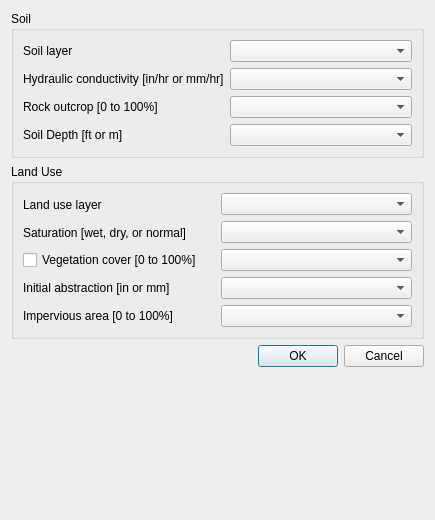
Old version of the form flo2d/ui/infil_green_ampt.ui in the repository FLO-2DSoftware/qgis-flo-2d-plugin.
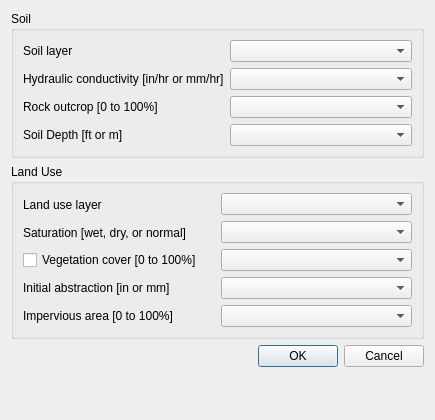
New version of the form.

Commit message: resize widget

The edit to the form file:
```diff
--- a/flo2d/ui/infil_green_ampt.ui
+++ b/flo2d/ui/infil_green_ampt.ui
@@ -7,7 +7,7 @@
     <x>0</x>
     <y>0</y>
     <width>435</width>
-    <height>520</height>
+    <height>420</height>
    </rect>
   </property>
   <property name="windowTitle">
```
